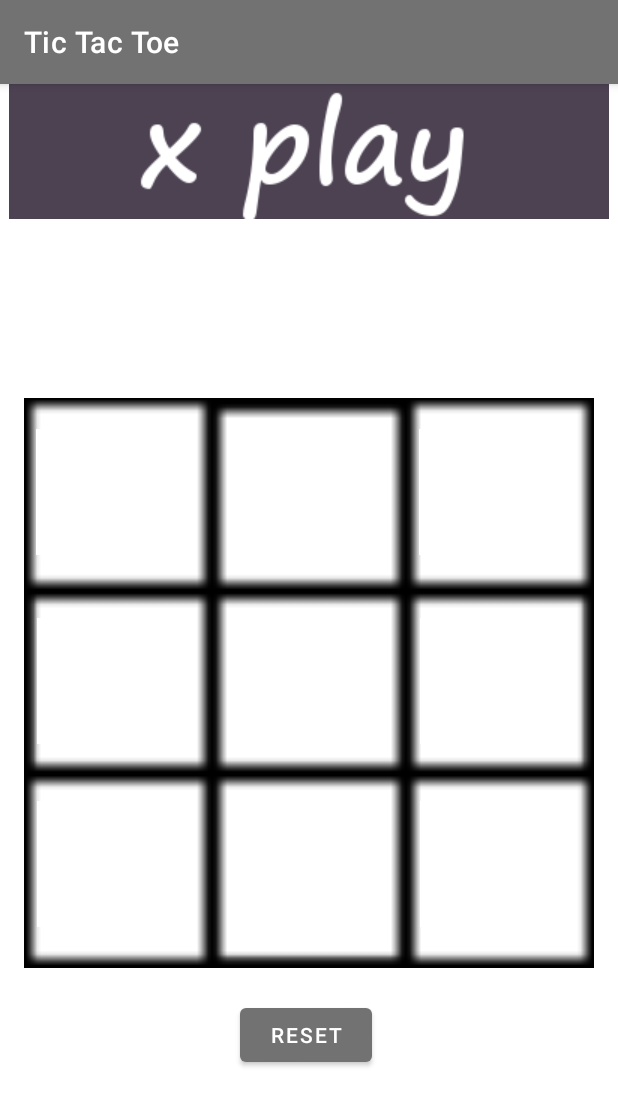
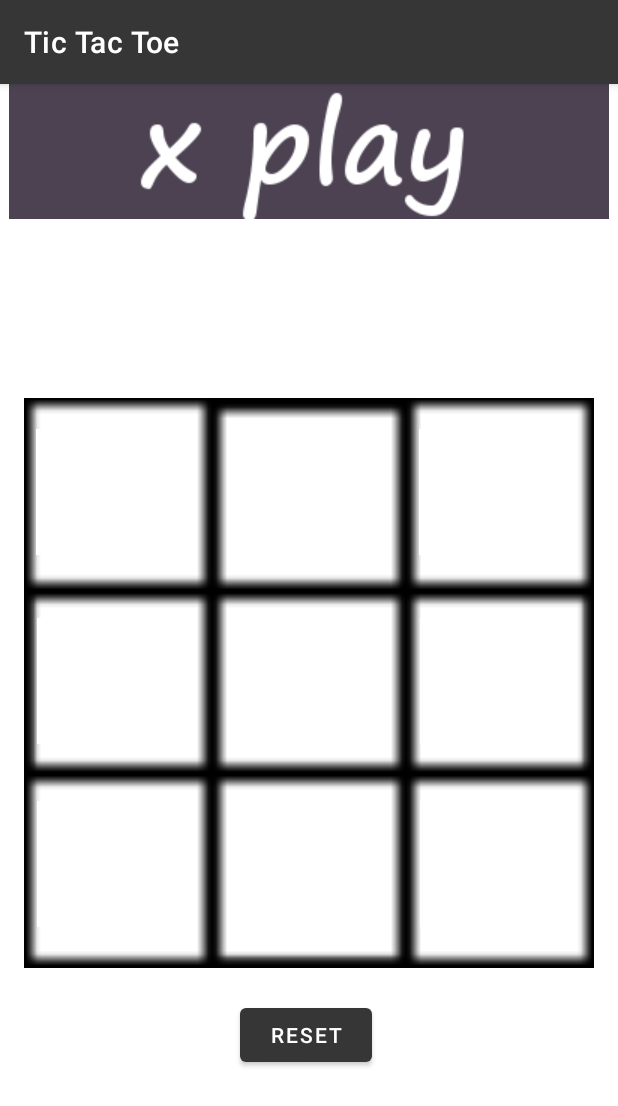
Before and after one commit to sombrero3/Tic-Tac-Toe, an Android app: the screen it shows after launch (MainActivity), on a phone screen of 412 x 824 dp. Shown: the top 1106 px of the screen. Run offline under Robolectric (Android 15) with nearby library versions, the phone set to English and light mode, and no system bars.

Commit message:
coloring

```diff
--- a/app/src/main/res/values/colors.xml
+++ b/app/src/main/res/values/colors.xml
@@ -9,6 +9,5 @@
     <color name="white">#FFFFFFFF</color>
     <color name="green">#9AFF8A</color>
     <color name="pink">#FB34F1</color>
-    <color name="grey">#737272</color>
-
+    <color name="grey">#373636</color>
 </resources>
```
